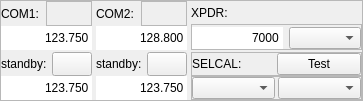
swift-project/pilotclient, file src/blackgui/components/cockpitcomcomponent.ui: the form before one commit.
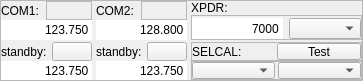
The form after the commit. Icons and pictures are not drawn. Custom widgets are drawn as their Qt base class.

Patch:
```diff
--- a/src/blackgui/components/cockpitcomcomponent.ui
+++ b/src/blackgui/components/cockpitcomcomponent.ui
@@ -7,13 +7,13 @@
     <x>0</x>
     <y>0</y>
     <width>363</width>
-    <height>101</height>
+    <height>81</height>
    </rect>
   </property>
   <property name="minimumSize">
    <size>
     <width>0</width>
-    <height>0</height>
+    <height>75</height>
    </size>
   </property>
   <property name="windowTitle">
```
